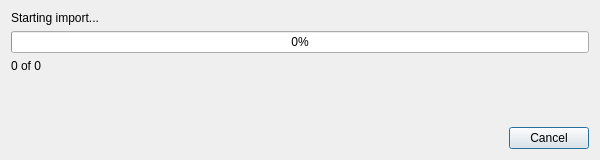
Qt form importprogressdialog.ui (mwalden824/SingIt) before a commit.
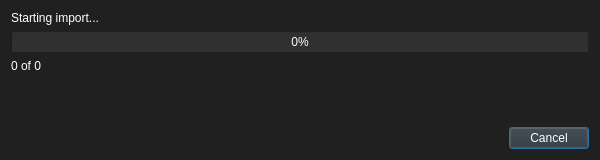
The same form after that commit.

The edit to the form file:
```diff
--- a/importprogressdialog.ui
+++ b/importprogressdialog.ui
@@ -19,12 +19,18 @@
   <property name="windowTitle">
    <string>Importing Music</string>
   </property>
+  <property name="styleSheet">
+   <string notr="true">background-color: #202020;</string>
+  </property>
   <property name="modal">
    <bool>true</bool>
   </property>
   <layout class="QVBoxLayout" name="verticalLayout">
    <item>
     <widget class="QLabel" name="statusLabel">
+     <property name="styleSheet">
+      <string notr="true">color: white;</string>
+     </property>
      <property name="text">
       <string>Starting import...</string>
      </property>
@@ -35,6 +41,9 @@
    </item>
    <item>
     <widget class="QProgressBar" name="progressBar">
+     <property name="styleSheet">
+      <string notr="true">color: white;background-color: #303030;</string>
+     </property>
      <property name="value">
       <number>0</number>
      </property>
@@ -45,6 +54,9 @@
    </item>
    <item>
     <widget class="QLabel" name="countLabel">
+     <property name="styleSheet">
+      <string notr="true">color: white;</string>
+     </property>
      <property name="text">
       <string>0 of 0</string>
      </property>
@@ -65,6 +77,9 @@
    </item>
    <item>
     <widget class="QDialogButtonBox" name="buttonBox">
+     <property name="styleSheet">
+      <string notr="true">color: white;background-color: #303030;</string>
+     </property>
      <property name="standardButtons">
       <set>QDialogButtonBox::StandardButton::Cancel</set>
      </property>
```
